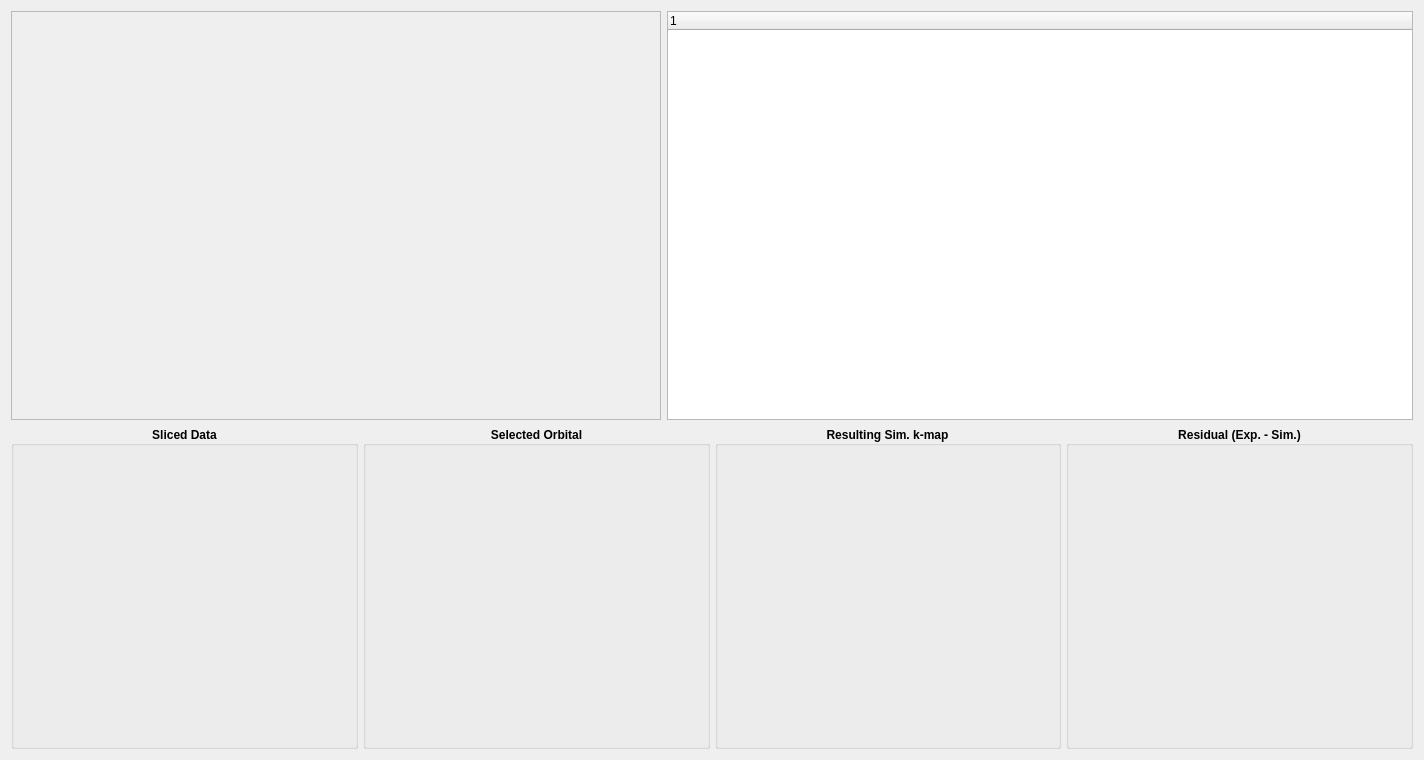
brands-d/kMap, file kmap/ui/lmfittab.ui: the form before one commit.
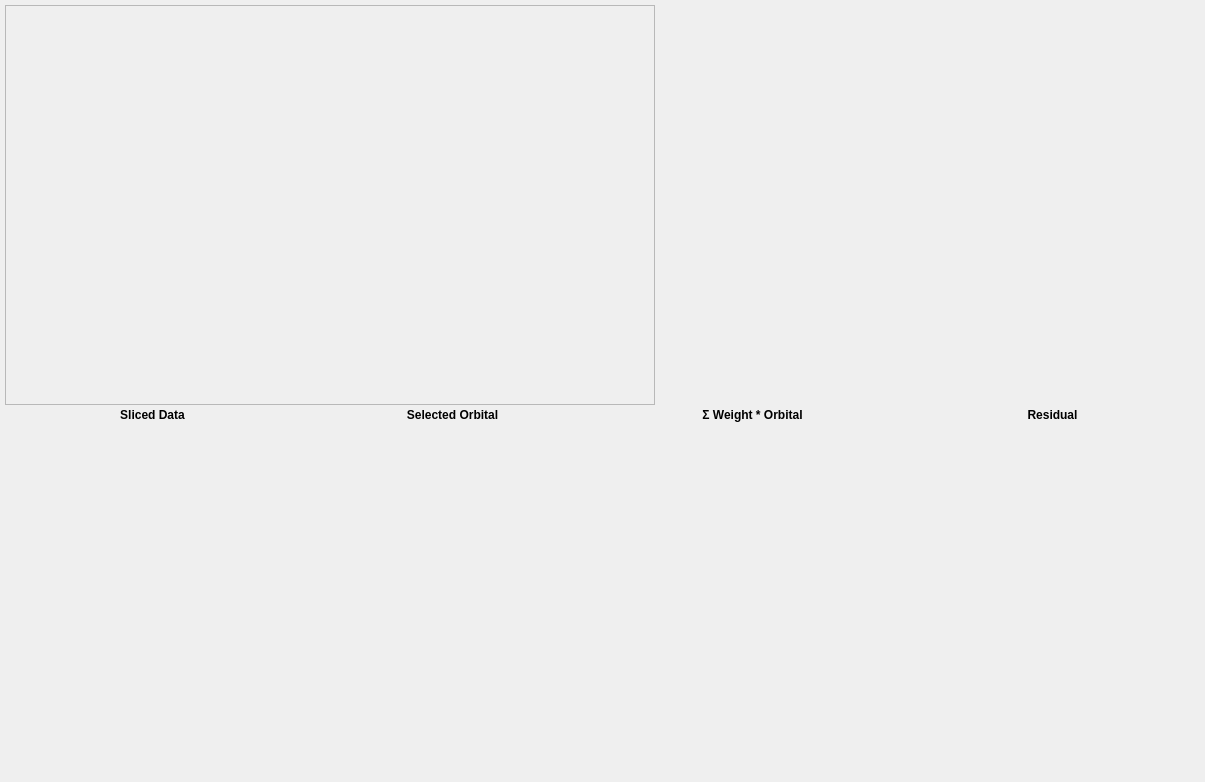
The form after the commit. Custom widgets are drawn as their Qt base class.

```diff
--- a/kmap/ui/lmfittab.ui
+++ b/kmap/ui/lmfittab.ui
@@ -6,14 +6,41 @@
    <rect>
     <x>0</x>
     <y>0</y>
-    <width>1424</width>
-    <height>760</height>
+    <width>1205</width>
+    <height>782</height>
    </rect>
   </property>
+  <property name="minimumSize">
+   <size>
+    <width>0</width>
+    <height>0</height>
+   </size>
+  </property>
+  <property name="maximumSize">
+   <size>
+    <width>16777215</width>
+    <height>16777215</height>
+   </size>
+  </property>
   <property name="windowTitle">
    <string>Form</string>
   </property>
   <layout class="QVBoxLayout" name="verticalLayout" stretch="0,0">
+   <property name="spacing">
+    <number>3</number>
+   </property>
+   <property name="leftMargin">
+    <number>5</number>
+   </property>
+   <property name="topMargin">
+    <number>5</number>
+   </property>
+   <property name="rightMargin">
+    <number>5</number>
+   </property>
+   <property name="bottomMargin">
+    <number>5</number>
+   </property>
    <item>
     <layout class="QHBoxLayout" name="horizontalLayout_2">
      <item>
@@ -51,19 +78,20 @@
           <x>0</x>
           <y>0</y>
           <width>648</width>
-          <height>395</height>
+          <height>381</height>
          </rect>
         </property>
        </widget>
       </widget>
      </item>
      <item>
-      <widget class="QTreeWidget" name="treeWidget">
-       <column>
-        <property name="text">
-         <string notr="true">1</string>
-        </property>
-       </column>
+      <widget class="QWidget" name="tree" native="true">
+       <property name="sizePolicy">
+        <sizepolicy hsizetype="Preferred" vsizetype="Expanding">
+         <horstretch>0</horstretch>
+         <verstretch>0</verstretch>
+        </sizepolicy>
+       </property>
       </widget>
      </item>
     </layout>
@@ -74,39 +102,33 @@
       <number>5</number>
      </property>
      <item>
-      <widget class="QGroupBox" name="groupBox">
+      <layout class="QVBoxLayout" name="layout_6">
+       <item>
+        <widget class="QLabel" name="sliced_label">
+         <property name="sizePolicy">
+          <sizepolicy hsizetype="Preferred" vsizetype="Maximum">
+           <horstretch>0</horstretch>
+           <verstretch>0</verstretch>
+          </sizepolicy>
+         </property>
        <property name="font">
         <font>
          <weight>75</weight>
          <bold>true</bold>
         </font>
        </property>
-       <property name="title">
+         <property name="text">
         <string>Sliced Data</string>
        </property>
        <property name="alignment">
         <set>Qt::AlignCenter</set>
        </property>
-       <layout class="QHBoxLayout" name="horizontalLayout_3">
-        <property name="spacing">
-         <number>0</number>
-        </property>
-        <property name="leftMargin">
-         <number>0</number>
-        </property>
-        <property name="topMargin">
-         <number>0</number>
-        </property>
-        <property name="rightMargin">
-         <number>0</number>
-        </property>
-        <property name="bottomMargin">
-         <number>0</number>
-        </property>
+        </widget>
+       </item>
         <item>
-         <widget class="PyQtGraphPlot" name="widget_4" native="true">
+        <widget class="PyQtGraphPlot" name="sliced_plot" native="true">
           <property name="sizePolicy">
-           <sizepolicy hsizetype="Expanding" vsizetype="Preferred">
+          <sizepolicy hsizetype="Expanding" vsizetype="Expanding">
             <horstretch>0</horstretch>
             <verstretch>0</verstretch>
            </sizepolicy>
@@ -114,54 +136,47 @@
           <property name="minimumSize">
            <size>
             <width>0</width>
-            <height>300</height>
-           </size>
-          </property>
-          <property name="font">
-           <font>
-            <weight>50</weight>
-            <bold>false</bold>
-           </font>
+           <height>200</height>
+          </size>
+         </property>
+         <property name="maximumSize">
+          <size>
+           <width>16777215</width>
+           <height>350</height>
+          </size>
           </property>
          </widget>
         </item>
        </layout>
-      </widget>
      </item>
      <item>
-      <widget class="QGroupBox" name="groupBox_2">
+      <layout class="QVBoxLayout" name="layout_5">
+       <item>
+        <widget class="QLabel" name="selected_label">
+         <property name="sizePolicy">
+          <sizepolicy hsizetype="Preferred" vsizetype="Maximum">
+           <horstretch>0</horstretch>
+           <verstretch>0</verstretch>
+          </sizepolicy>
+         </property>
        <property name="font">
         <font>
          <weight>75</weight>
          <bold>true</bold>
         </font>
        </property>
-       <property name="title">
+         <property name="text">
         <string>Selected Orbital</string>
        </property>
        <property name="alignment">
         <set>Qt::AlignCenter</set>
        </property>
-       <layout class="QHBoxLayout" name="horizontalLayout_4">
-        <property name="spacing">
-         <number>0</number>
-        </property>
-        <property name="leftMargin">
-         <number>0</number>
-        </property>
-        <property name="topMargin">
-         <number>0</number>
-        </property>
-        <property name="rightMargin">
-         <number>0</number>
-        </property>
-        <property name="bottomMargin">
-         <number>0</number>
-        </property>
+        </widget>
+       </item>
         <item>
-         <widget class="PyQtGraphPlot" name="widget_3" native="true">
+        <widget class="PyQtGraphPlot" name="selected_plot" native="true">
           <property name="sizePolicy">
-           <sizepolicy hsizetype="Expanding" vsizetype="Preferred">
+          <sizepolicy hsizetype="Expanding" vsizetype="Expanding">
             <horstretch>0</horstretch>
             <verstretch>0</verstretch>
            </sizepolicy>
@@ -169,54 +184,47 @@
           <property name="minimumSize">
            <size>
             <width>0</width>
-            <height>300</height>
-           </size>
-          </property>
-          <property name="font">
-           <font>
-            <weight>50</weight>
-            <bold>false</bold>
-           </font>
+           <height>200</height>
+          </size>
+         </property>
+         <property name="maximumSize">
+          <size>
+           <width>16777215</width>
+           <height>350</height>
+          </size>
           </property>
          </widget>
         </item>
        </layout>
-      </widget>
      </item>
      <item>
-      <widget class="QGroupBox" name="groupBox_3">
+      <layout class="QVBoxLayout" name="layout_4">
+       <item>
+        <widget class="QLabel" name="sum_label">
+         <property name="sizePolicy">
+          <sizepolicy hsizetype="Preferred" vsizetype="Maximum">
+           <horstretch>0</horstretch>
+           <verstretch>0</verstretch>
+          </sizepolicy>
+         </property>
        <property name="font">
         <font>
          <weight>75</weight>
          <bold>true</bold>
         </font>
        </property>
-       <property name="title">
-        <string>Resulting Sim. k-map</string>
+         <property name="text">
+          <string>Σ Weight * Orbital</string>
        </property>
        <property name="alignment">
         <set>Qt::AlignCenter</set>
        </property>
-       <layout class="QHBoxLayout" name="horizontalLayout_5">
-        <property name="spacing">
-         <number>0</number>
-        </property>
-        <property name="leftMargin">
-         <number>0</number>
-        </property>
-        <property name="topMargin">
-         <number>0</number>
-        </property>
-        <property name="rightMargin">
-         <number>0</number>
-        </property>
-        <property name="bottomMargin">
-         <number>0</number>
-        </property>
+        </widget>
+       </item>
         <item>
-         <widget class="PyQtGraphPlot" name="widget_2" native="true">
+        <widget class="PyQtGraphPlot" name="sum_plot" native="true">
           <property name="sizePolicy">
-           <sizepolicy hsizetype="Expanding" vsizetype="Preferred">
+          <sizepolicy hsizetype="Expanding" vsizetype="Expanding">
             <horstretch>0</horstretch>
             <verstretch>0</verstretch>
            </sizepolicy>
@@ -224,54 +232,50 @@
           <property name="minimumSize">
            <size>
             <width>0</width>
-            <height>300</height>
-           </size>
-          </property>
-          <property name="font">
-           <font>
-            <weight>50</weight>
-            <bold>false</bold>
-           </font>
+           <height>200</height>
+          </size>
+         </property>
+         <property name="maximumSize">
+          <size>
+           <width>16777215</width>
+           <height>350</height>
+          </size>
           </property>
          </widget>
         </item>
        </layout>
-      </widget>
      </item>
      <item>
-      <widget class="QGroupBox" name="groupBox_4">
+      <layout class="QVBoxLayout" name="layout_3">
+       <item>
+        <widget class="QLabel" name="residual_label">
+         <property name="sizePolicy">
+          <sizepolicy hsizetype="Preferred" vsizetype="Maximum">
+           <horstretch>0</horstretch>
+           <verstretch>0</verstretch>
+          </sizepolicy>
+         </property>
        <property name="font">
         <font>
          <weight>75</weight>
          <bold>true</bold>
         </font>
        </property>
-       <property name="title">
-        <string>Residual (Exp. - Sim.)</string>
-       </property>
+         <property name="toolTip">
+          <string>Sliced Data - Σ Weight * Orbital</string>
+         </property>
+         <property name="text">
+          <string>Residual</string>
+         </property>
        <property name="alignment">
         <set>Qt::AlignCenter</set>
        </property>
-       <layout class="QHBoxLayout" name="horizontalLayout_6">
-        <property name="spacing">
-         <number>0</number>
-        </property>
-        <property name="leftMargin">
-         <number>0</number>
-        </property>
-        <property name="topMargin">
-         <number>0</number>
-        </property>
-        <property name="rightMargin">
-         <number>0</number>
-        </property>
-        <property name="bottomMargin">
-         <number>0</number>
-        </property>
+        </widget>
+       </item>
         <item>
-         <widget class="PyQtGraphPlot" name="widget" native="true">
+        <widget class="PyQtGraphPlot" name="residual_plot" native="true">
           <property name="sizePolicy">
-           <sizepolicy hsizetype="Expanding" vsizetype="Preferred">
+          <sizepolicy hsizetype="Expanding" vsizetype="Expanding">
             <horstretch>0</horstretch>
             <verstretch>0</verstretch>
            </sizepolicy>
@@ -279,19 +283,18 @@
           <property name="minimumSize">
            <size>
             <width>0</width>
-            <height>300</height>
-           </size>
-          </property>
-          <property name="font">
-           <font>
-            <weight>50</weight>
-            <bold>false</bold>
-           </font>
+           <height>200</height>
+          </size>
+         </property>
+         <property name="maximumSize">
+          <size>
+           <width>16777215</width>
+           <height>350</height>
+          </size>
           </property>
          </widget>
         </item>
        </layout>
-      </widget>
      </item>
     </layout>
    </item>
```
Left out of the diff: 12 changed lines with no effect on the pictures. Lines whose indentation alone changed are shown as unchanged.
